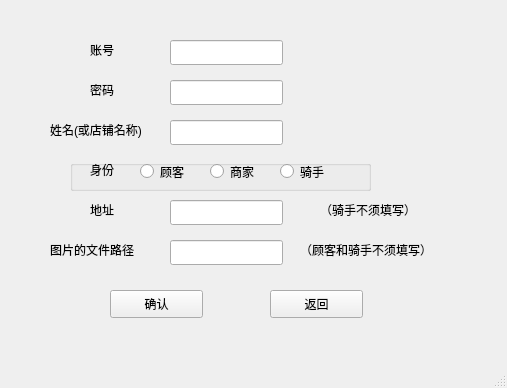
Before: the Qt Designer form sign_up.ui in hzf644/QT-homework, drawn with Qt 5.
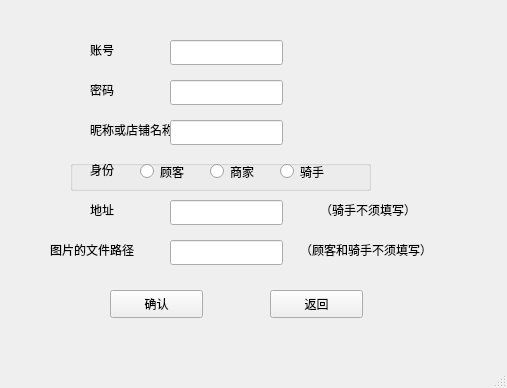
After: the same form once the commit is applied.

Diff of the .ui file:
```diff
--- a/sign_up.ui
+++ b/sign_up.ui
@@ -63,14 +63,14 @@
    <widget class="QLabel" name="label_3">
     <property name="geometry">
      <rect>
-      <x>50</x>
+      <x>90</x>
       <y>120</y>
       <width>121</width>
       <height>19</height>
      </rect>
     </property>
     <property name="text">
-     <string>姓名(或店铺名称)</string>
+     <string>昵称或店铺名称</string>
     </property>
    </widget>
    <widget class="QLabel" name="label_4">
```
Left out of the diff: 2 changed lines with no effect on the pictures.
